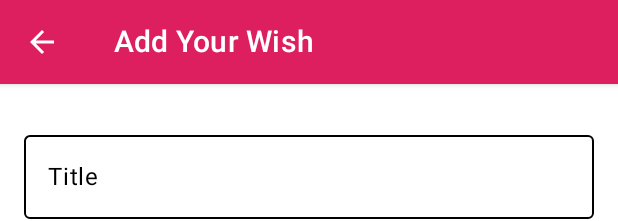
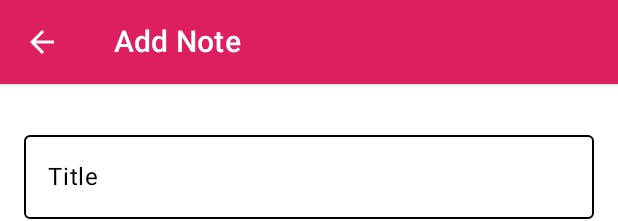
Before and after one commit to KhushanshuYadav/Notes, an Android app built with Jetpack Compose: the @Preview function WishTextFieldPreview, on a phone screen of 412 x 824 dp. Shown: the top 221 px of the screen. Run offline under Robolectric (Android 15) with nearby library versions, the phone set to English and light mode, and no system bars; our stand-ins replace Room's generated code.

Commit message:
2nd commit 1. change app name 2. wish to app string change 3. changed logic of app bar as per it

```diff
--- a/app/src/main/java/com/khushanshu/wishes/AddEditDetailView.kt
+++ b/app/src/main/java/com/khushanshu/wishes/AddEditDetailView.kt
@@ -113,7 +113,7 @@ fun AddEditDetailView(id:Long, viewModel: WishViewModel,navController: NavContro
                         else{
                             // wish in database
                             viewModel.addWish( Wish( title=viewModel.wishTitleState.trim(), description = viewModel.wishDescriptionState.trim() ) )
-                            snackMessage.value="Wish created"
+                            snackMessage.value="Note created"
                         }
 
 
@@ -129,7 +129,7 @@ fun AddEditDetailView(id:Long, viewModel: WishViewModel,navController: NavContro
                     }
                     else{
 
-                        snackMessage.value="Enter the title and description to create wish"
+                        snackMessage.value="Enter the title and description to create note"
                         scope.launch {
                             //showing snackBar in the scaffold state
                             scaffoldState.snackbarHostState.showSnackbar(snackMessage.value);
--- a/app/src/main/java/com/khushanshu/wishes/AppBar.kt
+++ b/app/src/main/java/com/khushanshu/wishes/AppBar.kt
@@ -21,7 +21,7 @@ fun AppBarView(title:String,onBackNavClicked: () -> Unit={} ){
 
     val navigationIcon:(@Composable () -> Unit)? =
 
-        if(!title.contains("WishList")){
+        if(title.contains("Add") || title.contains("Update") ){
 
             {
                 IconButton(onClick = {onBackNavClicked()}) {
--- a/app/src/main/java/com/khushanshu/wishes/HomeView.kt
+++ b/app/src/main/java/com/khushanshu/wishes/HomeView.kt
@@ -63,7 +63,7 @@ fun HomeView(navController: NavController,viewModel: WishViewModel){
     Scaffold(
         scaffoldState = scaffoldState,
 
-        topBar ={ AppBarView(title = "WishList") },
+        topBar ={ AppBarView(title = "Notes") },
 
         backgroundColor = Color.Black,  //TODO change later
 
--- a/app/src/main/res/values/strings.xml
+++ b/app/src/main/res/values/strings.xml
@@ -1,6 +1,6 @@
 <resources>
-    <string name="app_name">Wishes</string>
-    <string name="update_wish">Update Your Wish</string>
-    <string name="add_wish">Add Your Wish</string>
+    <string name="app_name">Notes</string>
+    <string name="update_wish">Update Note</string>
+    <string name="add_wish">Add Note</string>
 
 </resources>
```
